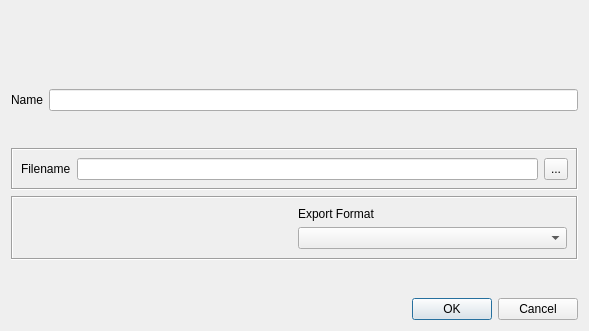
The window that ui/ExportDialog.ui (chris2511/xca) describes before a commit, drawn with Qt 5.
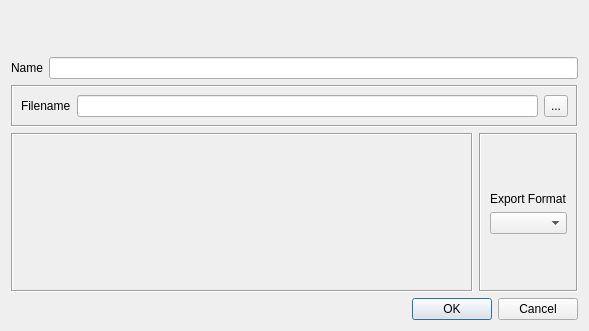
The same window after the commit. Custom widgets are drawn as their Qt base class.

Commit message: Refine export dialog, seed prng berfore DH parameter generation

Diff of the .ui file:
```diff
--- a/ui/ExportDialog.ui
+++ b/ui/ExportDialog.ui
@@ -68,22 +68,6 @@
      </item>
     </layout>
    </item>
-   <item>
-    <spacer>
-     <property name="orientation">
-      <enum>Qt::Vertical</enum>
-     </property>
-     <property name="sizeType">
-      <enum>QSizePolicy::Expanding</enum>
-     </property>
-     <property name="sizeHint" stdset="0">
-      <size>
-       <width>458</width>
-       <height>16</height>
-      </size>
-     </property>
-    </spacer>
-   </item>
    <item>
     <layout class="QHBoxLayout" name="horizontalLayout">
      <item>
@@ -102,19 +86,6 @@
      </item>
     </layout>
    </item>
-   <item>
-    <spacer name="verticalSpacer">
-     <property name="orientation">
-      <enum>Qt::Vertical</enum>
-     </property>
-     <property name="sizeHint" stdset="0">
-      <size>
-       <width>20</width>
-       <height>4</height>
-      </size>
-     </property>
-    </spacer>
-   </item>
    <item>
     <widget class="QFrame" name="fileNameFrame">
      <property name="frameShape">
@@ -160,6 +131,8 @@
     </widget>
    </item>
    <item>
+    <layout class="QHBoxLayout" name="horizontalLayout_3">
+     <item>
     <widget class="QFrame" name="exportFormatFrame">
      <property name="frameShape">
       <enum>QFrame::Box</enum>
@@ -187,8 +160,31 @@
         </property>
        </widget>
       </item>
+       </layout>
+      </widget>
+     </item>
       <item>
+      <widget class="QFrame" name="frame">
+       <property name="frameShape">
+        <enum>QFrame::Box</enum>
+       </property>
+       <property name="frameShadow">
+        <enum>QFrame::Sunken</enum>
+       </property>
        <layout class="QVBoxLayout" name="verticalLayout">
+        <item>
+         <spacer name="verticalSpacer">
+          <property name="orientation">
+           <enum>Qt::Vertical</enum>
+          </property>
+          <property name="sizeHint" stdset="0">
+           <size>
+            <width>20</width>
+            <height>10</height>
+           </size>
+          </property>
+         </spacer>
+        </item>
         <item>
          <widget class="QLabel" name="TextLabel1">
           <property name="text">
@@ -197,35 +193,25 @@
          </widget>
         </item>
         <item>
-         <widget class="focusCombo" name="exportFormat">
-          <property name="sizePolicy">
-           <sizepolicy hsizetype="MinimumExpanding" vsizetype="Fixed">
-            <horstretch>0</horstretch>
-            <verstretch>0</verstretch>
-           </sizepolicy>
-          </property>
-         </widget>
-        </item>
-       </layout>
-      </item>
-     </layout>
-    </widget>
+         <widget class="focusCombo" name="exportFormat"/>
    </item>
    <item>
-    <spacer>
+         <spacer name="verticalSpacer_2">
      <property name="orientation">
       <enum>Qt::Vertical</enum>
      </property>
-     <property name="sizeType">
-      <enum>QSizePolicy::Expanding</enum>
-     </property>
      <property name="sizeHint" stdset="0">
       <size>
-       <width>458</width>
-       <height>16</height>
+            <width>20</width>
+            <height>11</height>
       </size>
      </property>
     </spacer>
+        </item>
+       </layout>
+      </widget>
+     </item>
+    </layout>
    </item>
    <item>
     <widget class="QDialogButtonBox" name="buttonBox">
```
Left out of the diff: 1 changed line with no effect on the pictures. Lines whose indentation alone changed are shown as unchanged. The commit also changes 1 other file.
